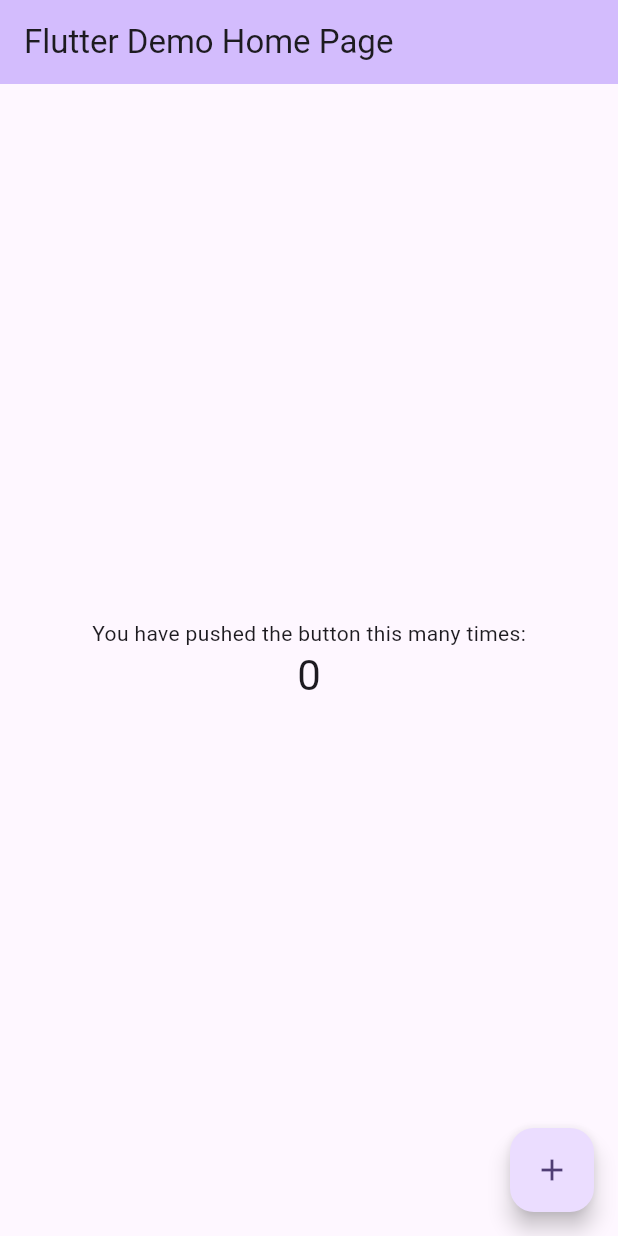
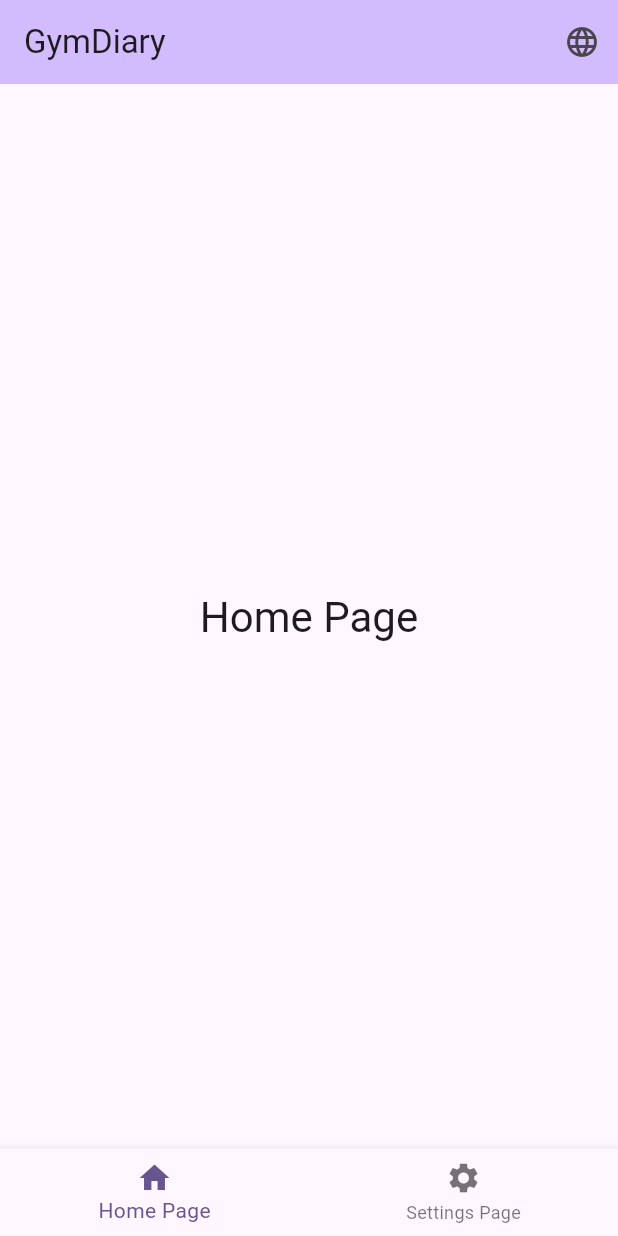
Before and after one commit to Krizu9/flutter-GymDiary, a Flutter app: the screen it shows after launch, on a phone screen of 412 x 824 dp. Run offline on Flutter 3.47's test engine with Material 3 defaults, Android fonts, the phone set to English and light mode, and no system bars; generated files the repository leaves out were written again.

Commit message:
adding l10n, adding fi and eng, adding change language button and creating few pages

```diff
--- /dev/null
+++ b/lib/l10n/app_en.arb
@@ -0,0 +1,8 @@
+{
+  "@@locale": "en",
+  "homePage": "Home Page",
+  "gymDiary": "GymDiary",
+  "settingsPage": "Settings Page",
+  "english": "English",
+  "finnish": "Finnish"
+}
--- a/lib/main.dart
+++ b/lib/main.dart
@@ -1,125 +1,120 @@
 import 'package:flutter/material.dart';
+import 'package:flutter_localizations/flutter_localizations.dart';
+import 'package:gymdiary/screens/home_page.dart';
+import 'package:gymdiary/screens/settings_page.dart';
+import 'package:flutter_gen/gen_l10n/app_localizations.dart';
 
 void main() {
   runApp(const MyApp());
 }
 
-class MyApp extends StatelessWidget {
+class MyApp extends StatefulWidget {
   const MyApp({super.key});
 
-  // This widget is the root of your application.
   @override
-  Widget build(BuildContext context) {
-    return MaterialApp(
-      title: 'Flutter Demo',
-      theme: ThemeData(
-        // This is the theme of your application.
-        //
-        // TRY THIS: Try running your application with "flutter run". You'll see
-        // the application has a purple toolbar. Then, without quitting the app,
-        // try changing the seedColor in the colorScheme below to Colors.green
-        // and then invoke "hot reload" (save your changes or press the "hot
-        // reload" button in a Flutter-supported IDE, or press "r" if you used
-        // the command line to start the app).
-        //
-        // Notice that the counter didn't reset back to zero; the application
-        // state is not lost during the reload. To reset the state, use hot
-        // restart instead.
-        //
-        // This works for code too, not just values: Most code changes can be
-        // tested with just a hot reload.
-        colorScheme: ColorScheme.fromSeed(seedColor: Colors.deepPurple),
-        useMaterial3: true,
-      ),
-      home: const MyHomePage(title: 'Flutter Demo Home Page'),
-    );
-  }
+  State<MyApp> createState() => _MyAppState();
 }
 
-class MyHomePage extends StatefulWidget {
-  const MyHomePage({super.key, required this.title});
+class _MyAppState extends State<MyApp> {
+  Locale _locale = const Locale('en');
 
-  // This widget is the home page of your application. It is stateful, meaning
-  // that it has a State object (defined below) that contains fields that affect
-  // how it looks.
-
-  // This class is the configuration for the state. It holds the values (in this
-  // case the title) provided by the parent (in this case the App widget) and
-  // used by the build method of the State. Fields in a Widget subclass are
-  // always marked "final".
-
-  final String title;
-
-  @override
-  State<MyHomePage> createState() => _MyHomePageState();
-}
-
-class _MyHomePageState extends State<MyHomePage> {
-  int _counter = 0;
-
-  void _incrementCounter() {
+  void _changeLanguage(Locale locale) {
     setState(() {
-      // This call to setState tells the Flutter framework that something has
-      // changed in this State, which causes it to rerun the build method below
-      // so that the display can reflect the updated values. If we changed
-      // _counter without calling setState(), then the build method would not be
-      // called again, and so nothing would appear to happen.
-      _counter++;
+      _locale = locale;
+      debugPrint("Language changed to ${locale.languageCode}");
     });
   }
 
   @override
   Widget build(BuildContext context) {
-    // This method is rerun every time setState is called, for instance as done
-    // by the _incrementCounter method above.
-    //
-    // The Flutter framework has been optimized to make rerunning build methods
-    // fast, so that you can just rebuild anything that needs updating rather
-    // than having to individually change instances of widgets.
+    return MaterialApp(
+      debugShowCheckedModeBanner: false,
+      title: 'Flutter App',
+      theme: ThemeData(
+        colorScheme: ColorScheme.fromSeed(seedColor: Colors.deepPurple),
+        useMaterial3: true,
+      ),
+      localizationsDelegates: const [
+        AppLocalizations.delegate,
+        GlobalMaterialLocalizations.delegate,
+        GlobalWidgetsLocalizations.delegate,
+        GlobalCupertinoLocalizations.delegate,
+      ],
+      supportedLocales: const [
+        Locale('en'),
+        Locale('fi'),
+      ],
+      locale: _locale,
+      home: MainPage(
+        changeLanguage: _changeLanguage,
+      ),
+    );
+  }
+}
+
+class MainPage extends StatefulWidget {
+  const MainPage({super.key, required this.changeLanguage});
+
+  final Function(Locale) changeLanguage;
+
+  @override
+  State<MainPage> createState() => _MainPageState();
+}
+
+class _MainPageState extends State<MainPage> {
+  int _selectedIndex = 0;
+
+  final List<Widget> _pages = [
+    const HomePage(),
+    const SettingsPage(),
+  ];
+
+  void _onItemTapped(int index) {
+    setState(() {
+      _selectedIndex = index;
+    });
+  }
+
+  @override
+  Widget build(BuildContext context) {
     return Scaffold(
       appBar: AppBar(
-        // TRY THIS: Try changing the color here to a specific color (to
-        // Colors.amber, perhaps?) and trigger a hot reload to see the AppBar
-        // change color while the other colors stay the same.
+        title: Text(AppLocalizations.of(context)!.gymDiary),
         backgroundColor: Theme.of(context).colorScheme.inversePrimary,
-        // Here we take the value from the MyHomePage object that was created by
-        // the App.build method, and use it to set our appbar title.
-        title: Text(widget.title),
+        actions: [
+          PopupMenuButton<Locale>(
+            onSelected: widget.changeLanguage,
+            icon: const Icon(Icons.language),
+            itemBuilder: (BuildContext context) {
+              return [
+                PopupMenuItem<Locale>(
+                  value: const Locale('en'),
+                  child: Text(AppLocalizations.of(context)!.english),
                 ),
-      body: Center(
-        // Center is a layout widget. It takes a single child and positions it
-        // in the middle of the parent.
-        child: Column(
-          // Column is also a layout widget. It takes a list of children and
-          // arranges them vertically. By default, it sizes itself to fit its
-          // children horizontally, and tries to be as tall as its parent.
-          //
-          // Column has various properties to control how it sizes itself and
-          // how it positions its children. Here we use mainAxisAlignment to
-          // center the children vertically; the main axis here is the vertical
-          // axis because Columns are vertical (the cross axis would be
-          // horizontal).
-          //
-          // TRY THIS: Invoke "debug painting" (choose the "Toggle Debug Paint"
-          // action in the IDE, or press "p" in the console), to see the
-          // wireframe for each widget.
-          mainAxisAlignment: MainAxisAlignment.center,
-          children: <Widget>[
-            const Text(
-              'You have pushed the button this many times:',
+                PopupMenuItem<Locale>(
+                  value: const Locale('fi'),
+                  child: Text(AppLocalizations.of(context)!.finnish),
                 ),
-            Text(
-              '$_counter',
-              style: Theme.of(context).textTheme.headlineMedium,
+              ];
+            },
           ),
         ],
       ),
+      body: _pages[_selectedIndex],
+      bottomNavigationBar: BottomNavigationBar(
+        currentIndex: _selectedIndex,
+        onTap: _onItemTapped,
+        items: [
+          BottomNavigationBarItem(
+            icon: Icon(Icons.home),
+            label: AppLocalizations.of(context)!.homePage,
           ),
-      floatingActionButton: FloatingActionButton(
-        onPressed: _incrementCounter,
-        tooltip: 'Increment',
-        child: const Icon(Icons.add),
-      ), // This trailing comma makes auto-formatting nicer for build methods.
+          BottomNavigationBarItem(
+            icon: Icon(Icons.settings),
+            label: AppLocalizations.of(context)!.settingsPage,
+          ),
+        ],
+      ),
     );
   }
 }
--- /dev/null
+++ b/lib/screens/home_page.dart
@@ -0,0 +1,16 @@
+import 'package:flutter/material.dart';
+import 'package:flutter_gen/gen_l10n/app_localizations.dart';
+
+class HomePage extends StatelessWidget {
+  const HomePage({super.key});
+
+  @override
+  Widget build(BuildContext context) {
+    return Center(
+      child: Text(
+        AppLocalizations.of(context)!.homePage,
+        style: Theme.of(context).textTheme.headlineMedium,
+      ),
+    );
+  }
+}
```
Also changed, not shown: lib/l10n/app_fi.arb (added, +8 -0 lines), lib/screens/settings_page.dart (added, +16 -0 lines), pubspec.yaml (+5 -2 lines), pubspec.lock. Lines whose indentation alone changed are shown as unchanged.
